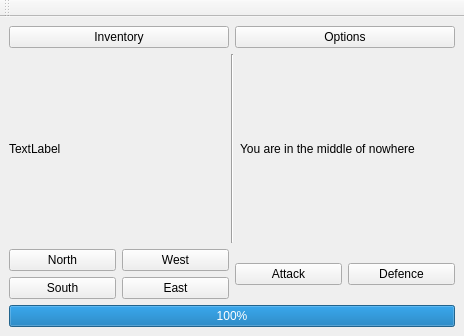
CS4076Rplay/CS4076, file Planet_Invasion/gamescreen.ui: the form before one commit.
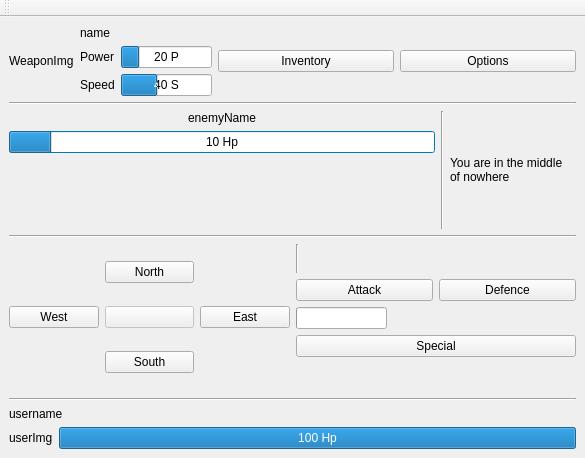
The form after the commit. Icons and pictures are not drawn.

```diff
--- a/Planet_Invasion/gamescreen.ui
+++ b/Planet_Invasion/gamescreen.ui
@@ -6,8 +6,8 @@
    <rect>
     <x>0</x>
     <y>0</y>
-    <width>464</width>
-    <height>336</height>
+    <width>585</width>
+    <height>458</height>
    </rect>
   </property>
   <property name="windowTitle">
@@ -17,6 +17,88 @@
    <layout class="QVBoxLayout" name="verticalLayout">
     <item>
      <layout class="QHBoxLayout" name="horizontalLayout">
+      <item>
+       <layout class="QHBoxLayout" name="horizontalLayout_3">
+        <item>
+         <widget class="QLabel" name="currentWeaponImg">
+          <property name="text">
+           <string>WeaponImg</string>
+          </property>
+         </widget>
+        </item>
+        <item>
+         <layout class="QVBoxLayout" name="verticalLayout_3">
+          <item>
+           <widget class="QLabel" name="currentWeaponName">
+            <property name="text">
+             <string>name</string>
+            </property>
+           </widget>
+          </item>
+          <item>
+           <layout class="QHBoxLayout" name="horizontalLayout_5">
+            <item>
+             <widget class="QLabel" name="label_2">
+              <property name="text">
+               <string>Power</string>
+              </property>
+             </widget>
+            </item>
+            <item>
+             <widget class="QProgressBar" name="currentWeaponPower">
+              <property name="sizePolicy">
+               <sizepolicy hsizetype="Fixed" vsizetype="Fixed">
+                <horstretch>0</horstretch>
+                <verstretch>0</verstretch>
+               </sizepolicy>
+              </property>
+              <property name="maximum">
+               <number>10</number>
+              </property>
+              <property name="value">
+               <number>2</number>
+              </property>
+              <property name="format">
+               <string>%p P</string>
+              </property>
+             </widget>
+            </item>
+           </layout>
+          </item>
+          <item>
+           <layout class="QHBoxLayout" name="horizontalLayout_7">
+            <item>
+             <widget class="QLabel" name="label_3">
+              <property name="text">
+               <string>Speed</string>
+              </property>
+             </widget>
+            </item>
+            <item>
+             <widget class="QProgressBar" name="currentWeaponSpeed">
+              <property name="sizePolicy">
+               <sizepolicy hsizetype="Fixed" vsizetype="Fixed">
+                <horstretch>0</horstretch>
+                <verstretch>0</verstretch>
+               </sizepolicy>
+              </property>
+              <property name="maximum">
+               <number>10</number>
+              </property>
+              <property name="value">
+               <number>4</number>
+              </property>
+              <property name="format">
+               <string>%p S</string>
+              </property>
+             </widget>
+            </item>
+           </layout>
+          </item>
+         </layout>
+        </item>
+       </layout>
+      </item>
       <item>
        <widget class="QPushButton" name="pushButton_2">
         <property name="text">
@@ -33,14 +115,525 @@
       </item>
      </layout>
     </item>
+    <item>
+     <widget class="Line" name="line_3">
+      <property name="orientation">
+       <enum>Qt::Horizontal</enum>
+      </property>
+     </widget>
+    </item>
     <item>
      <layout class="QHBoxLayout" name="horizontalLayout_10">
       <item>
-       <widget class="QLabel" name="description">
-        <property name="text">
-         <string>TextLabel</string>
-        </property>
-       </widget>
+       <layout class="QVBoxLayout" name="verticalLayout_4">
+        <item>
+         <layout class="QVBoxLayout" name="verticalLayout_6">
+          <item>
+           <widget class="QLabel" name="enemyName">
+            <property name="text">
+             <string>enemyName</string>
+            </property>
+            <property name="alignment">
+             <set>Qt::AlignCenter</set>
+            </property>
+           </widget>
+          </item>
+          <item>
+           <widget class="QProgressBar" name="enemyHealth">
+            <property name="sizePolicy">
+             <sizepolicy hsizetype="Minimum" vsizetype="Fixed">
+              <horstretch>0</horstretch>
+              <verstretch>0</verstretch>
+             </sizepolicy>
+            </property>
+            <property name="palette">
+             <palette>
+              <active>
+               <colorrole role="WindowText">
+                <brush brushstyle="SolidPattern">
+                 <color alpha="255">
+                  <red>0</red>
+                  <green>0</green>
+                  <blue>0</blue>
+                 </color>
+                </brush>
+               </colorrole>
+               <colorrole role="Button">
+                <brush brushstyle="SolidPattern">
+                 <color alpha="255">
+                  <red>0</red>
+                  <green>170</green>
+                  <blue>255</blue>
+                 </color>
+                </brush>
+               </colorrole>
+               <colorrole role="Light">
+                <brush brushstyle="SolidPattern">
+                 <color alpha="255">
+                  <red>127</red>
+                  <green>213</green>
+                  <blue>255</blue>
+                 </color>
+                </brush>
+               </colorrole>
+               <colorrole role="Midlight">
+                <brush brushstyle="SolidPattern">
+                 <color alpha="255">
+                  <red>63</red>
+                  <green>191</green>
+                  <blue>255</blue>
+                 </color>
+                </brush>
+               </colorrole>
+               <colorrole role="Dark">
+                <brush brushstyle="SolidPattern">
+                 <color alpha="255">
+                  <red>0</red>
+                  <green>85</green>
+                  <blue>127</blue>
+                 </color>
+                </brush>
+               </colorrole>
+               <colorrole role="Mid">
+                <brush brushstyle="SolidPattern">
+                 <color alpha="255">
+                  <red>0</red>
+                  <green>113</green>
+                  <blue>170</blue>
+                 </color>
+                </brush>
+               </colorrole>
+               <colorrole role="Text">
+                <brush brushstyle="SolidPattern">
+                 <color alpha="255">
+                  <red>0</red>
+                  <green>0</green>
+                  <blue>0</blue>
+                 </color>
+                </brush>
+               </colorrole>
+               <colorrole role="BrightText">
+                <brush brushstyle="SolidPattern">
+                 <color alpha="255">
+                  <red>255</red>
+                  <green>255</green>
+                  <blue>255</blue>
+                 </color>
+                </brush>
+               </colorrole>
+               <colorrole role="ButtonText">
+                <brush brushstyle="SolidPattern">
+                 <color alpha="255">
+                  <red>0</red>
+                  <green>0</green>
+                  <blue>0</blue>
+                 </color>
+                </brush>
+               </colorrole>
+               <colorrole role="Base">
+                <brush brushstyle="SolidPattern">
+                 <color alpha="255">
+                  <red>255</red>
+                  <green>255</green>
+                  <blue>255</blue>
+                 </color>
+                </brush>
+               </colorrole>
+               <colorrole role="Window">
+                <brush brushstyle="SolidPattern">
+                 <color alpha="255">
+                  <red>0</red>
+                  <green>170</green>
+                  <blue>255</blue>
+                 </color>
+                </brush>
+               </colorrole>
+               <colorrole role="Shadow">
+                <brush brushstyle="SolidPattern">
+                 <color alpha="255">
+                  <red>0</red>
+                  <green>0</green>
+                  <blue>0</blue>
+                 </color>
+                </brush>
+               </colorrole>
+               <colorrole role="AlternateBase">
+                <brush brushstyle="SolidPattern">
+                 <color alpha="255">
+                  <red>127</red>
+                  <green>212</green>
+                  <blue>255</blue>
+                 </color>
+                </brush>
+               </colorrole>
+               <colorrole role="ToolTipBase">
+                <brush brushstyle="SolidPattern">
+                 <color alpha="255">
+                  <red>255</red>
+                  <green>255</green>
+                  <blue>220</blue>
+                 </color>
+                </brush>
+               </colorrole>
+               <colorrole role="ToolTipText">
+                <brush brushstyle="SolidPattern">
+                 <color alpha="255">
+                  <red>0</red>
+                  <green>0</green>
+                  <blue>0</blue>
+                 </color>
+                </brush>
+               </colorrole>
+              </active>
+              <inactive>
+               <colorrole role="WindowText">
+                <brush brushstyle="SolidPattern">
+                 <color alpha="255">
+                  <red>0</red>
+                  <green>0</green>
+                  <blue>0</blue>
+                 </color>
+                </brush>
+               </colorrole>
+               <colorrole role="Button">
+                <brush brushstyle="SolidPattern">
+                 <color alpha="255">
+                  <red>0</red>
+                  <green>170</green>
+                  <blue>255</blue>
+                 </color>
+                </brush>
+               </colorrole>
+               <colorrole role="Light">
+                <brush brushstyle="SolidPattern">
+                 <color alpha="255">
+                  <red>127</red>
+                  <green>213</green>
+                  <blue>255</blue>
+                 </color>
+                </brush>
+               </colorrole>
+               <colorrole role="Midlight">
+                <brush brushstyle="SolidPattern">
+                 <color alpha="255">
+                  <red>63</red>
+                  <green>191</green>
+                  <blue>255</blue>
+                 </color>
+                </brush>
+               </colorrole>
+               <colorrole role="Dark">
+                <brush brushstyle="SolidPattern">
+                 <color alpha="255">
+                  <red>0</red>
+                  <green>85</green>
+                  <blue>127</blue>
+                 </color>
+                </brush>
+               </colorrole>
+               <colorrole role="Mid">
+                <brush brushstyle="SolidPattern">
+                 <color alpha="255">
+                  <red>0</red>
+                  <green>113</green>
+                  <blue>170</blue>
+                 </color>
+                </brush>
+               </colorrole>
+               <colorrole role="Text">
+                <brush brushstyle="SolidPattern">
+                 <color alpha="255">
+                  <red>0</red>
+                  <green>0</green>
+                  <blue>0</blue>
+                 </color>
+                </brush>
+               </colorrole>
+               <colorrole role="BrightText">
+                <brush brushstyle="SolidPattern">
+                 <color alpha="255">
+                  <red>255</red>
+                  <green>255</green>
+                  <blue>255</blue>
+                 </color>
+                </brush>
+               </colorrole>
+               <colorrole role="ButtonText">
+                <brush brushstyle="SolidPattern">
+                 <color alpha="255">
+                  <red>0</red>
+                  <green>0</green>
+                  <blue>0</blue>
+                 </color>
+                </brush>
+               </colorrole>
+               <colorrole role="Base">
+                <brush brushstyle="SolidPattern">
+                 <color alpha="255">
+                  <red>255</red>
+                  <green>255</green>
+                  <blue>255</blue>
+                 </color>
+                </brush>
+               </colorrole>
+               <colorrole role="Window">
+                <brush brushstyle="SolidPattern">
+                 <color alpha="255">
+                  <red>0</red>
+                  <green>170</green>
+                  <blue>255</blue>
+                 </color>
+                </brush>
+               </colorrole>
+               <colorrole role="Shadow">
+                <brush brushstyle="SolidPattern">
+                 <color alpha="255">
+                  <red>0</red>
+                  <green>0</green>
+                  <blue>0</blue>
+                 </color>
+                </brush>
+               </colorrole>
+               <colorrole role="AlternateBase">
+                <brush brushstyle="SolidPattern">
+                 <color alpha="255">
+                  <red>127</red>
+                  <green>212</green>
+                  <blue>255</blue>
+                 </color>
+                </brush>
+               </colorrole>
+               <colorrole role="ToolTipBase">
+                <brush brushstyle="SolidPattern">
+                 <color alpha="255">
+                  <red>255</red>
+                  <green>255</green>
+                  <blue>220</blue>
+                 </color>
+                </brush>
+               </colorrole>
+               <colorrole role="ToolTipText">
+                <brush brushstyle="SolidPattern">
+                 <color alpha="255">
+                  <red>0</red>
+                  <green>0</green>
+                  <blue>0</blue>
+                 </color>
+                </brush>
+               </colorrole>
+              </inactive>
+              <disabled>
+               <colorrole role="WindowText">
+                <brush brushstyle="SolidPattern">
+                 <color alpha="255">
+                  <red>0</red>
+                  <green>85</green>
+                  <blue>127</blue>
+                 </color>
+                </brush>
+               </colorrole>
+               <colorrole role="Button">
+                <brush brushstyle="SolidPattern">
+                 <color alpha="255">
+                  <red>0</red>
+                  <green>170</green>
+                  <blue>255</blue>
+                 </color>
+                </brush>
+               </colorrole>
+               <colorrole role="Light">
+                <brush brushstyle="SolidPattern">
+                 <color alpha="255">
+                  <red>127</red>
+                  <green>213</green>
+                  <blue>255</blue>
+                 </color>
+                </brush>
+               </colorrole>
+               <colorrole role="Midlight">
+                <brush brushstyle="SolidPattern">
+                 <color alpha="255">
+                  <red>63</red>
+                  <green>191</green>
+                  <blue>255</blue>
+                 </color>
+                </brush>
+               </colorrole>
+               <colorrole role="Dark">
+                <brush brushstyle="SolidPattern">
+                 <color alpha="255">
+                  <red>0</red>
+                  <green>85</green>
+                  <blue>127</blue>
+                 </color>
+                </brush>
+               </colorrole>
+               <colorrole role="Mid">
+                <brush brushstyle="SolidPattern">
+                 <color alpha="255">
+                  <red>0</red>
+                  <green>113</green>
+                  <blue>170</blue>
+                 </color>
+                </brush>
+               </colorrole>
+               <colorrole role="Text">
+                <brush brushstyle="SolidPattern">
+                 <color alpha="255">
+                  <red>0</red>
+                  <green>85</green>
+                  <blue>127</blue>
+                 </color>
+                </brush>
+               </colorrole>
+               <colorrole role="BrightText">
+                <brush brushstyle="SolidPattern">
+                 <color alpha="255">
+                  <red>255</red>
+                  <green>255</green>
+                  <blue>255</blue>
+                 </color>
+                </brush>
+               </colorrole>
+               <colorrole role="ButtonText">
+                <brush brushstyle="SolidPattern">
+                 <color alpha="255">
+                  <red>0</red>
+                  <green>85</green>
+                  <blue>127</blue>
+                 </color>
+                </brush>
+               </colorrole>
+               <colorrole role="Base">
+                <brush brushstyle="SolidPattern">
+                 <color alpha="255">
+                  <red>0</red>
+                  <green>170</green>
+                  <blue>255</blue>
+                 </color>
+                </brush>
+               </colorrole>
+               <colorrole role="Window">
+                <brush brushstyle="SolidPattern">
+                 <color alpha="255">
+                  <red>0</red>
+                  <green>170</green>
+                  <blue>255</blue>
+                 </color>
+                </brush>
+               </colorrole>
+               <colorrole role="Shadow">
+                <brush brushstyle="SolidPattern">
+                 <color alpha="255">
+                  <red>0</red>
+                  <green>0</green>
+                  <blue>0</blue>
+                 </color>
+                </brush>
+               </colorrole>
+               <colorrole role="AlternateBase">
+                <brush brushstyle="SolidPattern">
+                 <color alpha="255">
+                  <red>0</red>
+                  <green>170</green>
+                  <blue>255</blue>
+                 </color>
+                </brush>
+               </colorrole>
+               <colorrole role="ToolTipBase">
+                <brush brushstyle="SolidPattern">
+                 <color alpha="255">
+                  <red>255</red>
+                  <green>255</green>
+                  <blue>220</blue>
+                 </color>
+                </brush>
+               </colorrole>
+               <colorrole role="ToolTipText">
+                <brush brushstyle="SolidPattern">
+                 <color alpha="255">
+                  <red>0</red>
+                  <green>0</green>
+                  <blue>0</blue>
+                 </color>
+                </brush>
+               </colorrole>
+              </disabled>
+             </palette>
+            </property>
+            <property name="value">
+             <number>10</number>
+            </property>
+            <property name="format">
+             <string>%p Hp</string>
+            </property>
+           </widget>
+          </item>
+         </layout>
+        </item>
+        <item>
+         <widget class="QPushButton" name="treasure">
+          <property name="sizePolicy">
+           <sizepolicy hsizetype="Fixed" vsizetype="Fixed">
+            <horstretch>0</horstretch>
+            <verstretch>0</verstretch>
+           </sizepolicy>
+          </property>
+          <property name="text">
+           <string/>
+          </property>
+          <property name="icon">
+           <iconset resource="assets.qrc">
+            <normaloff>:/Images/Characters/Ji.png</normaloff>:/Images/Characters/Ji.png</iconset>
+          </property>
+          <property name="flat">
+           <bool>true</bool>
+          </property>
+         </widget>
+        </item>
+        <item>
+         <widget class="QPushButton" name="chest">
+          <property name="enabled">
+           <bool>true</bool>
+          </property>
+          <property name="sizePolicy">
+           <sizepolicy hsizetype="Fixed" vsizetype="Fixed">
+            <horstretch>0</horstretch>
+            <verstretch>0</verstretch>
+           </sizepolicy>
+          </property>
+          <property name="layoutDirection">
+           <enum>Qt::LeftToRight</enum>
+          </property>
+          <property name="text">
+           <string/>
+          </property>
+          <property name="icon">
+           <iconset resource="assets.qrc">
+            <normaloff>:/Images/Characters/treasure.jpg</normaloff>:/Images/Characters/treasure.jpg</iconset>
+          </property>
+          <property name="flat">
+           <bool>true</bool>
+          </property>
+         </widget>
+        </item>
+        <item>
+         <widget class="QLabel" name="description">
+          <property name="sizePolicy">
+           <sizepolicy hsizetype="Preferred" vsizetype="Preferred">
+            <horstretch>0</horstretch>
+            <verstretch>0</verstretch>
+           </sizepolicy>
+          </property>
+          <property name="text">
+           <string/>
+          </property>
+          <property name="wordWrap">
+           <bool>false</bool>
+          </property>
+         </widget>
+        </item>
+       </layout>
       </item>
       <item>
        <widget class="Line" name="line">
@@ -51,6 +644,12 @@
       </item>
       <item>
        <widget class="QLabel" name="label">
+        <property name="sizePolicy">
+         <sizepolicy hsizetype="Fixed" vsizetype="Fixed">
+          <horstretch>0</horstretch>
+          <verstretch>0</verstretch>
+         </sizepolicy>
+        </property>
         <property name="text">
          <string>You are in the middle of nowhere</string>
         </property>
@@ -64,32 +663,61 @@
       </item>
      </layout>
     </item>
+    <item>
+     <widget class="Line" name="line_2">
+      <property name="orientation">
+       <enum>Qt::Horizontal</enum>
+      </property>
+     </widget>
+    </item>
     <item>
      <layout class="QHBoxLayout" name="horizontalLayout_6">
       <item>
        <layout class="QGridLayout" name="gridLayout">
-        <item row="1" column="0">
-         <widget class="QPushButton" name="south">
+        <item row="2" column="4">
+         <widget class="QPushButton" name="pushButton_3">
+          <property name="enabled">
+           <bool>false</bool>
+          </property>
+          <property name="sizePolicy">
+           <sizepolicy hsizetype="Ignored" vsizetype="Fixed">
+            <horstretch>0</horstretch>
+            <verstretch>0</verstretch>
+           </sizepolicy>
+          </property>
           <property name="text">
-           <string>South</string>
+           <string/>
+          </property>
+          <property name="flat">
+           <bool>false</bool>
           </property>
          </widget>
         </item>
-        <item row="0" column="0">
+        <item row="0" column="4">
          <widget class="QPushButton" name="north">
           <property name="text">
            <string>North</string>
           </property>
          </widget>
         </item>
-        <item row="1" column="1">
+        <item row="3" column="4">
+         <widget class="QPushButton" name="south">
+          <property name="text">
+           <string>South</string>
+          </property>
+          <property name="shortcut">
+           <string>Down</string>
+          </property>
+         </widget>
+        </item>
+        <item row="2" column="5">
          <widget class="QPushButton" name="east">
           <property name="text">
            <string>East</string>
           </property>
          </widget>
         </item>
-        <item row="0" column="1">
+        <item row="2" column="3">
          <widget class="QPushButton" name="west">
           <property name="text">
            <string>West</string>
@@ -99,18 +727,71 @@
        </layout>
       </item>
       <item>
-       <layout class="QHBoxLayout" name="horizontalLayout_9">
+       <layout class="QVBoxLayout" name="verticalLayout_7">
         <item>
-         <widget class="QPushButton" name="pushButton_8">
+         <widget class="Line" name="line_4">
+          <property name="orientation">
+           <enum>Qt::Vertical</enum>
+          </property>
+         </widget>
+        </item>
+        <item>
+         <layout class="QHBoxLayout" name="horizontalLayout_8">
+          <item>
+           <widget class="QPushButton" name="attackBtn">
+            <property name="text">
+             <string>Attack</string>
+            </property>
+            <property name="shortcut">
+             <string>A</string>
+            </property>
+           </widget>
+          </item>
+          <item>
+           <widget class="QPushButton" name="defendBtn">
+            <property name="text">
+             <string>Defence</string>
+            </property>
+            <property name="shortcut">
+             <string>D</string>
+            </property>
+           </widget>
+          </item>
+         </layout>
+        </item>
+        <item>
+         <widget class="QProgressBar" name="specialTime">
+          <property name="sizePolicy">
+           <sizepolicy hsizetype="Fixed" vsizetype="Fixed">
+            <horstretch>0</horstretch>
+            <verstretch>0</verstretch>
+           </sizepolicy>
+          </property>
+          <property name="value">
+           <number>0</number>
+          </property>
+          <property name="textVisible">
+           <bool>false</bool>
+          </property>
+         </widget>
+        </item>
+        <item>
+         <widget class="QPushButton" name="special">
+          <property name="sizePolicy">
+           <sizepolicy hsizetype="Minimum" vsizetype="Fixed">
+            <horstretch>0</horstretch>
+            <verstretch>0</verstretch>
+           </sizepolicy>
+          </property>
           <property name="text">
-           <string>Attack</string>
+           <string>Special</string>
           </property>
          </widget>
         </item>
         <item>
-         <widget class="QPushButton" name="pushButton_7">
+         <widget class="QLabel" name="timeLeft">
           <property name="text">
-           <string>Defence</string>
+           <string/>
           </property>
          </widget>
         </item>
@@ -119,12 +800,56 @@
      </layout>
     </item>
     <item>
-     <widget class="QProgressBar" name="progressBar">
-      <property name="value">
-       <number>100</number>
+     <widget class="Line" name="line_5">
+      <property name="orientation">
+       <enum>Qt::Horizontal</enum>
       </property>
      </widget>
     </item>
+    <item>
+     <layout class="QVBoxLayout" name="verticalLayout_5">
+      <item>
+       <widget class="QLabel" name="myName">
+        <property name="sizePolicy">
+         <sizepolicy hsizetype="Fixed" vsizetype="Fixed">
+          <horstretch>0</horstretch>
+          <verstretch>0</verstretch>
+         </sizepolicy>
+        </property>
+        <property name="text">
+         <string>username</string>
+        </property>
+       </widget>
+      </item>
+      <item>
+       <layout class="QHBoxLayout" name="horizontalLayout_2">
+        <item>
+         <widget class="QLabel" name="myImg">
+          <property name="sizePolicy">
+           <sizepolicy hsizetype="Preferred" vsizetype="Fixed">
+            <horstretch>0</horstretch>
+            <verstretch>0</verstretch>
+           </sizepolicy>
+          </property>
+          <property name="text">
+           <string>userImg</string>
+          </property>
+         </widget>
+        </item>
+        <item>
+         <widget class="QProgressBar" name="healthBar">
+          <property name="value">
+           <number>100</number>
+          </property>
+          <property name="format">
+           <string>%p Hp</string>
+          </property>
+         </widget>
+        </item>
+       </layout>
+      </item>
+     </layout>
+    </item>
    </layout>
   </widget>
   <widget class="QMenuBar" name="menubar">
```
Left out of the diff: 24 changed lines with no effect on the pictures.
